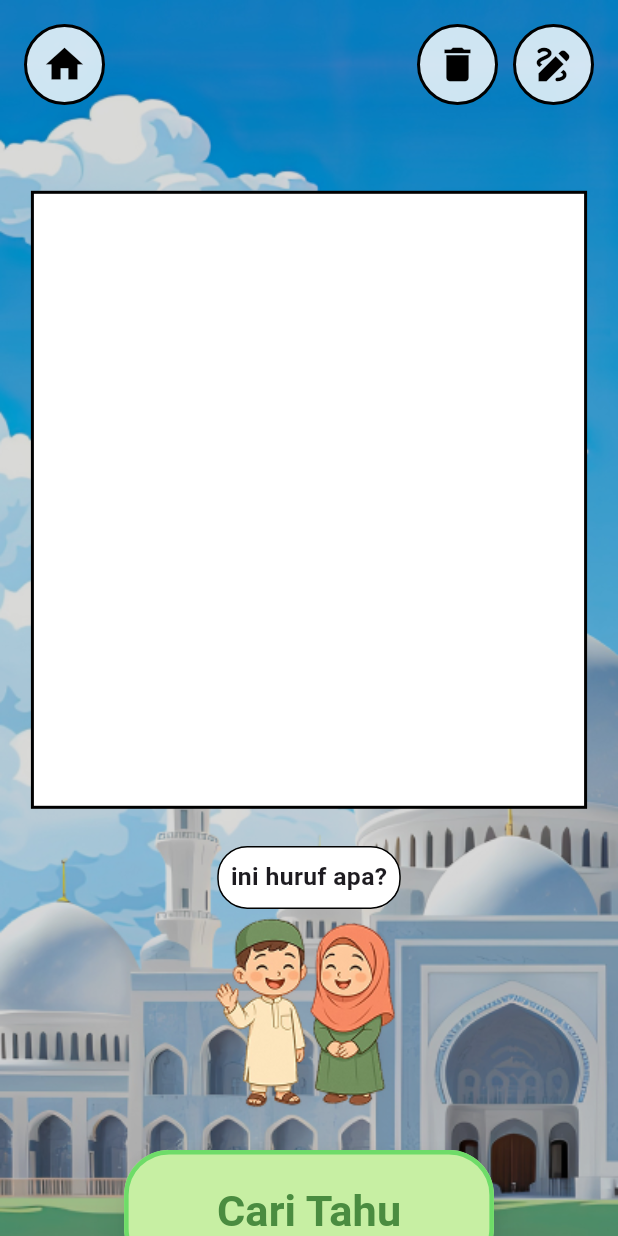
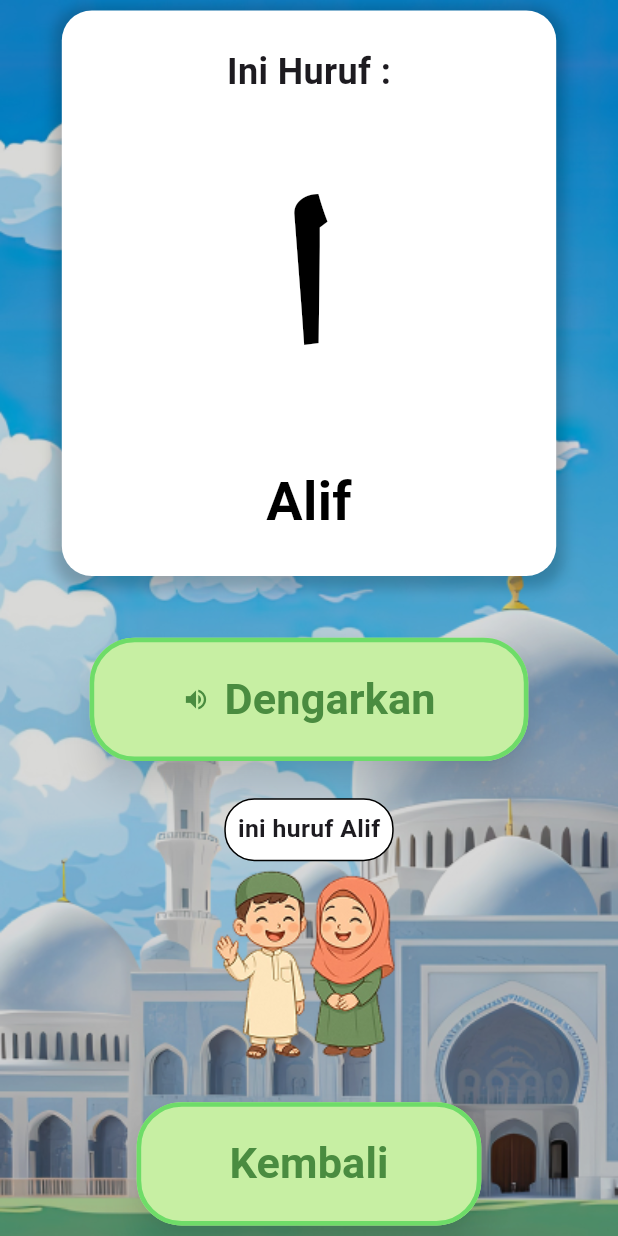
Before and after one commit to adieptr/hijaiyah, a Flutter app: the HalamanLatihan screen opened directly, after a tap on "Cari Tahu", on a phone screen of 412 x 824 dp. Run offline on Flutter 3.47's test engine with Material 3 defaults, Android fonts, the phone set to English and light mode, and no system bars.

Commit message:
menambahkan halaman hasil klasifikasi dan perbaiki halaman latihan

```diff
--- /dev/null
+++ b/lib/halaman_hasil_klasifikasi.dart
@@ -0,0 +1,181 @@
+import 'package:flutter/material.dart';
+
+class HalamanHasilKlasifikasi extends StatelessWidget {
+  final String hijaiyahLetter;
+  final String hijaiyahName;
+
+  const HalamanHasilKlasifikasi({
+    super.key,
+    required this.hijaiyahLetter,
+    required this.hijaiyahName,
+  });
+
+  @override
+  Widget build(BuildContext context) {
+    double screenWidth = MediaQuery.of(context).size.width;
+    double screenHeight = MediaQuery.of(context).size.height;
+
+    return Scaffold(
+      body: Stack(
+        children: [
+          Positioned.fill(
+            child: Image.asset(
+              'assets/images/bg.png',
+              fit: BoxFit.cover,
+            ),
+          ),
+          Positioned.fill(
+            child: Container(
+              color: Colors.black.withOpacity(0.15),
+            ),
+          ),
+          Center(
+            child: Column(
+              mainAxisAlignment: MainAxisAlignment.center,
+              children: [
+                // Kartu hasil klasifikasi
+                Container(
+                  width: screenWidth * 0.8,
+                  padding: const EdgeInsets.all(24.0),
+                  decoration: BoxDecoration(
+                    color: Colors.white,
+                    borderRadius: BorderRadius.circular(20),
+                    boxShadow: [
+                      BoxShadow(
+                        color: Colors.black.withOpacity(0.2),
+                        spreadRadius: 5,
+                        blurRadius: 7,
+                        offset: const Offset(0, 3),
+                      ),
+                    ],
+                  ),
+                  child: Column(
+                    children: [
+                      const Text(
+                        'Ini Huruf :',
+                        style: TextStyle(
+                          fontSize: 24,
+                          fontWeight: FontWeight.bold,
+                        ),
+                      ),
+                      const SizedBox(height: 20),
+                      Text(
+                        hijaiyahLetter,
+                        style: const TextStyle(
+                          fontSize: 150,
+                          fontWeight: FontWeight.bold,
+                          color: Colors.black,
+                        ),
+                      ),
+                      const SizedBox(height: 10),
+                      Text(
+                        hijaiyahName,
+                        style: const TextStyle(
+                          fontSize: 36,
+                          fontWeight: FontWeight.bold,
+                          color: Colors.black,
+                        ),
+                      ),
+                    ],
+                  ),
+                ),
+                SizedBox(height: screenHeight * 0.05),
+                // Tombol Dengarkan
+                ElevatedButton(
+                  onPressed: () {
+                    // Aksi untuk memutar suara
+                  },
+                  style: ElevatedButton.styleFrom(
+                    backgroundColor: const Color(0xFFC7EFA3),
+                    padding: EdgeInsets.symmetric(
+                      horizontal: screenWidth * 0.15,
+                      vertical: screenHeight * 0.025,
+                    ),
+                    shape: RoundedRectangleBorder(
+                      borderRadius: BorderRadius.circular(30.0),
+                      side:
+                          const BorderSide(color: Color(0xFF6EDC68), width: 3),
+                    ),
+                    shadowColor: Colors.black.withOpacity(0.5),
+                    elevation: 10,
+                  ),
+                  child: Row(
+                    mainAxisSize: MainAxisSize.min,
+                    children: [
+                      const Icon(Icons.volume_up, color: Color(0xFF4A8C40)),
+                      const SizedBox(width: 10),
+                      Text(
+                        'Dengarkan',
+                        style: TextStyle(
+                          fontSize: screenWidth * 0.07,
+                          fontWeight: FontWeight.bold,
+                          color: const Color(0xFF4A8C40),
+                        ),
+                      ),
+                    ],
+                  ),
+                ),
+                SizedBox(height: screenHeight * 0.03),
+                // Gambar dan teks
+                Center(
+                  child: Column(
+                    children: [
+                      Container(
+                        padding: const EdgeInsets.all(8.0),
+                        decoration: BoxDecoration(
+                          color: Colors.white,
+                          borderRadius: BorderRadius.circular(20),
+                          border: Border.all(color: Colors.black, width: 1),
+                        ),
+                        child: Text(
+                          'ini huruf $hijaiyahName',
+                          style: TextStyle(
+                            fontSize: screenWidth * 0.04,
+                            fontWeight: FontWeight.bold,
+                          ),
+                        ),
+                      ),
+                      Image.asset(
+                        'assets/images/anak.png',
+                        fit: BoxFit.cover,
+                      ),
+                    ],
+                  ),
+                ),
+                SizedBox(height: screenHeight * 0.03),
+                // Tombol Kembali
+                ElevatedButton(
+                  onPressed: () {
+                    Navigator.pop(context);
+                  },
+                  style: ElevatedButton.styleFrom(
+                    backgroundColor: const Color(0xFFC7EFA3),
+                    padding: EdgeInsets.symmetric(
+                      horizontal: screenWidth * 0.15,
+                      vertical: screenHeight * 0.025,
+                    ),
+                    shape: RoundedRectangleBorder(
+                      borderRadius: BorderRadius.circular(30.0),
+                      side:
+                          const BorderSide(color: Color(0xFF6EDC68), width: 3),
+                    ),
+                    shadowColor: Colors.black.withOpacity(0.5),
+                    elevation: 10,
+                  ),
+                  child: Text(
+                    'Kembali',
+                    style: TextStyle(
+                      fontSize: screenWidth * 0.07,
+                      fontWeight: FontWeight.bold,
+                      color: const Color(0xFF4A8C40),
+                    ),
+                  ),
+                ),
+              ],
+            ),
+          ),
+        ],
+      ),
+    );
+  }
+}
--- a/lib/halaman_latihan.dart
+++ b/lib/halaman_latihan.dart
@@ -1,4 +1,5 @@
 import 'package:flutter/material.dart';
+import 'halaman_hasil_klasifikasi.dart';
 import 'dart:ui';
 
 class _DrawingPoint {
@@ -223,7 +224,15 @@ class _HalamanLatihanState extends State<HalamanLatihan> {
 
                 ElevatedButton(
                   onPressed: () {
-                    // Aksi tombol "Cari Tahu"
+                    Navigator.push(
+                      context,
+                      MaterialPageRoute(
+                        builder: (context) => HalamanHasilKlasifikasi(
+                          hijaiyahLetter: "ا",
+                          hijaiyahName: "Alif",
+                        ),
+                      ),
+                    );
                   },
                   style: ElevatedButton.styleFrom(
                     backgroundColor: const Color(0xFFC7EFA3),
```
